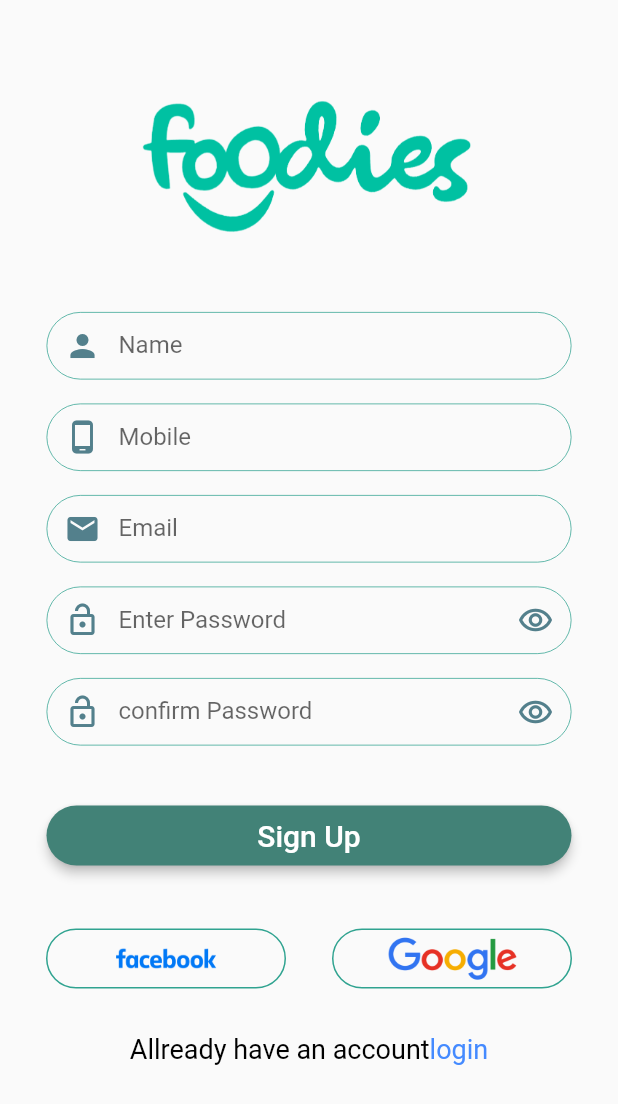
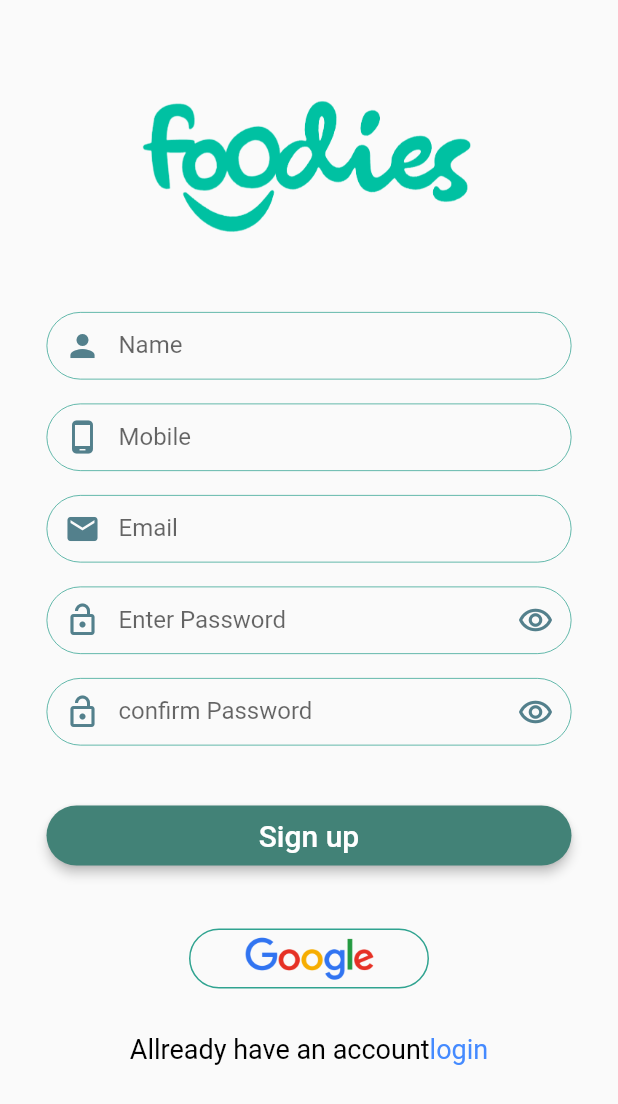
Before and after one commit to gokulekd/foodies_user, a Flutter app: the screen it shows after launch, after a tap on "Log in", on a phone screen of 412 x 824 dp. Shown: the top 1104 px of the screen. Run offline on Flutter 3.47's test engine with Material 2 defaults, Android fonts, the phone set to English and light mode, and no system bars; our stand-ins replace cloud_firestore, firebase_auth, firebase_core, get, google_fonts, google_sign_in and 2 more; missing offline and left inert: dart:html, sign_button; accounts and stored records are empty.

Commit message:
email authentication

```diff
--- a/lib/main.dart
+++ b/lib/main.dart
@@ -1,10 +1,16 @@
+import 'package:firebase_core/firebase_core.dart';
 import 'package:flutter/material.dart';
+import 'package:foodies_user/firebase_options.dart';
 import 'package:foodies_user/view/pages/firebase%20authentication%20module/screen_splash.dart';
 import 'package:get/get.dart';
 import 'package:responsive_framework/responsive_framework.dart';
 
 
-void main() {
+void main()async {
+  WidgetsFlutterBinding.ensureInitialized();
+  await Firebase.initializeApp(
+    options: DefaultFirebaseOptions.currentPlatform,
+);
   runApp(const MyApp());
 }
 
--- a/lib/view/pages/cart module/screen_cart.dart
+++ b/lib/view/pages/cart module/screen_cart.dart
@@ -230,7 +230,7 @@
                   onPressed: (() => Navigator.push(
                         context,
                         MaterialPageRoute(
-                          builder: (context) => const UpdateAdressPage(),
+                          builder: (context) =>  UpdateAdressPage(),
                         ),
                       )),
                 ),
@@ -245,7 +245,7 @@
                   onPressed: (() => Navigator.push(
                         context,
                         MaterialPageRoute(
-                          builder: (context) => const UpdateAdressPage(),
+                          builder: (context) =>  UpdateAdressPage(),
                         ),
                       )),
                 ),
--- a/lib/view/pages/firebase authentication module/screen_login.dart
+++ b/lib/view/pages/firebase authentication module/screen_login.dart
@@ -1,3 +1,4 @@
+import 'dart:developer';
 import 'package:flutter/material.dart';
 import 'package:foodies_user/constants/colors.dart';
 import 'package:foodies_user/constants/icons.dart';
@@ -5,12 +6,16 @@
 import 'package:foodies_user/constants/sized_box.dart';
 import 'package:foodies_user/view/pages/firebase%20authentication%20module/screen_signup.dart';
 import 'package:foodies_user/view/widget/TextFormFieldUserCredentials.dart';
-import 'package:foodies_user/view/widget/fireBase_auth_Button.dart';
 import 'package:foodies_user/view/widget/login_signup_button.dart';
 import 'package:foodies_user/view/widget/signup_login_richText.dart';
+import 'package:sign_button/constants.dart';
+import 'package:sign_button/create_button.dart';
 
 class ScreenLogin extends StatelessWidget {
-  const ScreenLogin({Key? key}) : super(key: key);
+   ScreenLogin({Key? key}) : super(key: key);
+
+    TextEditingController emailController = TextEditingController();
+     TextEditingController passwordController = TextEditingController();
   @override
   Widget build(BuildContext context) {
     return Scaffold(
@@ -20,21 +25,27 @@
             children: [
               Center(
                 child: SizedBox(
-                  height: 150,
+                  height: 120,
                   width: 250,
                   child: Image.asset(foodiesLogoImage),
                 ),
               ),
               Center(
                 child: SizedBox(
-                  height: 270,
-                  width: 270,
+                  height: 250,
+                  width: 250,
                   child: Image.asset(loginPageBurger),
                 ),
               ),
               TextFormFieldUserCredentials(
-                  fieldTitle: "User ID", prefixIconName: iconuser),
+                controller: emailController,
+                fieldTitle: "User name",
+                prefixIconName: iconuser,
+                obscure: false,
+              ),
               TextFormFieldUserCredentials(
+                controller: passwordController,
+                  obscure: true,
                   fieldTitle: "Password",
                   prefixIconName: iconpassword,
                   sufixiconName: iconpasswordvisiblity),
@@ -43,28 +54,24 @@
                   buttonColor: loginColor,
                   iconText: "Log in",
                   onPressedFunction: () {
-                         Navigator.push(
-                    context,
-                    MaterialPageRoute(
-                        builder: (context) => const ScreenSignup()),
-                  );
+                    Navigator.push(
+                      context,
+                      MaterialPageRoute(
+                          builder: (context) =>  ScreenSignup()),
+                    );
                   }),
               sizeH20,
-              Row(
-                mainAxisAlignment: MainAxisAlignment.spaceEvenly,
-                children: [
-                  firebaseAuthButton(facebookLogo, () {}),
-                  firebaseAuthButton(googleLogo, () {}),
-                ],
-              ),
+
+              const Text("- - - - - OR - - - - -"),
+                 sizeH20,
+              SignInButton(buttonType: ButtonType.google, onPressed: (){log("google sing in clicked");}),
+
               sizeH30,
               signupLoginRichText(
                 // ignore: unnecessary_string_escapes
                 "Don\'t have an account?",
                 "signup",
-                () async {
-
-                },
+                () async {},
               ),
             ],
           ),
--- a/lib/view/pages/firebase authentication module/screen_signup.dart
+++ b/lib/view/pages/firebase authentication module/screen_signup.dart
@@ -3,15 +3,19 @@
 import 'package:foodies_user/constants/icons.dart';
 import 'package:foodies_user/constants/images.dart';
 import 'package:foodies_user/constants/sized_box.dart';
-import 'package:foodies_user/view/pages/Homepage%20module/screen_Homepage.dart';
-import 'package:foodies_user/view/widget/BottomNavigationBar.dart';
+
 import 'package:foodies_user/view/widget/TextFormFieldUserCredentials.dart';
 import 'package:foodies_user/view/widget/fireBase_auth_Button.dart';
 import 'package:foodies_user/view/widget/login_signup_button.dart';
 import 'package:foodies_user/view/widget/signup_login_richText.dart';
 
 class ScreenSignup extends StatelessWidget {
-  const ScreenSignup({Key? key}) : super(key: key);
+   ScreenSignup({Key? key}) : super(key: key);
+  TextEditingController nameController = TextEditingController();
+   TextEditingController mobileController = TextEditingController();
+    TextEditingController emailController = TextEditingController();
+     TextEditingController passwordController = TextEditingController();
+      TextEditingController confrimPasswordController = TextEditingController();
   @override
   Widget build(BuildContext context) {
     return Scaffold(
@@ -28,34 +32,41 @@
                 ),
               ),
               TextFormFieldUserCredentials(
+                controller: nameController,
+                obscure: false,
                   fieldTitle: "Name", prefixIconName: iconuser),
               TextFormFieldUserCredentials(
+                controller: mobileController,
+                obscure: false,
                   fieldTitle: "Mobile", prefixIconName: iconMobile),
               TextFormFieldUserCredentials(
+                controller: emailController,
+                obscure: false,
                   fieldTitle: "Email", prefixIconName: iconMail),
               TextFormFieldUserCredentials(
+                controller: passwordController,
+                obscure: true,
                   fieldTitle: "Enter Password",
                   prefixIconName: iconpassword,
                   sufixiconName: iconpasswordvisiblity),
               TextFormFieldUserCredentials(
+                controller: confrimPasswordController,
+                obscure: true,
                   fieldTitle: "confirm Password",
                   prefixIconName: iconpassword,
                   sufixiconName: iconpasswordvisiblity),
               sizeH20,
               LoginSignupButton(
                   onPressedFunction: () {
-                    Navigator.push(
-                  context,
-                  MaterialPageRoute(builder: (context) =>  const CustomBottomNavigationBar()),
-                );
+
+
                   },
                   buttonColor: signupColor,
-                  iconText: "Sign Up"),
+                  iconText: "Sign up"),
               sizeH30,
               Row(
                 mainAxisAlignment: MainAxisAlignment.spaceEvenly,
                 children: [
-                  firebaseAuthButton(facebookLogo, () {}),
                   firebaseAuthButton(googleLogo, () {}),
                 ],
               ),
--- a/lib/view/pages/firebase authentication module/screen_splash.dart
+++ b/lib/view/pages/firebase authentication module/screen_splash.dart
@@ -22,7 +22,7 @@
             ),
             Center(
               child: SizedBox(
-                  // color: Colors.black,
+
                   height: 350,
                   width: 350,
                   child: Image.asset(
@@ -45,9 +45,9 @@
 
 navigate(context) async {
   await Future.delayed(const Duration(seconds: 5));
-  Navigator.push(
+  Navigator.pushReplacement(
     context,
-    MaterialPageRoute(builder: (context) => const ScreenLogin()),
+    MaterialPageRoute(builder: (context) =>  ScreenLogin()),
   );
 }
 
--- a/lib/view/widget/TextFormFieldUserCredentials.dart
+++ b/lib/view/widget/TextFormFieldUserCredentials.dart
@@ -3,14 +3,19 @@
 
 // ignore: must_be_immutable
 class TextFormFieldUserCredentials extends StatelessWidget {
+  TextEditingController controller;
   String fieldTitle;
   IconData prefixIconName;
+  bool obscure;
   IconData? sufixiconName;
+
   TextFormFieldUserCredentials({
     Key? key,
     required this.fieldTitle,
     required this.prefixIconName,
     this.sufixiconName,
+    required this.controller,
+    required this.obscure
   }) : super(key: key);
 
   @override
@@ -21,6 +26,8 @@
         height: 45,
         width: 350,
         child: TextFormField(
+          controller: controller,
+          obscureText: obscure,
             decoration: InputDecoration(
                 prefixIcon: Icon(
                   prefixIconName,
--- a/pubspec.yaml
+++ b/pubspec.yaml
@@ -39,6 +39,11 @@
   responsive_framework: ^0.2.0
   google_fonts: ^3.0.1
   get: ^4.6.5
+  sign_button: ^2.0.2
+  firebase_core: ^1.22.0
+  firebase_auth: ^3.8.0
+  google_sign_in: ^5.4.1
+  cloud_firestore: ^3.4.7
 
 dev_dependencies:
   flutter_test:
```
Also changed, not shown: lib/services/firebase_create_user_with_email.dart (added, +47 -0 lines), lib/services/firebase_signin_with_google_user.dart (added, +41 -0 lines), lib/services/firebse_email_signin_user.dart (added, +30 -0 lines), lib/view/pages/cart module/add_adress_page.dart (+14 -1 lines), lib/view/pages/cart module/update_adress_page.dart (+17 -1 lines), lib/view/pages/drawer/adminpanel.dart (deleted, +0 -123 lines), lib/firebase_options.dart (added), pubspec.lock, 6 other files.
